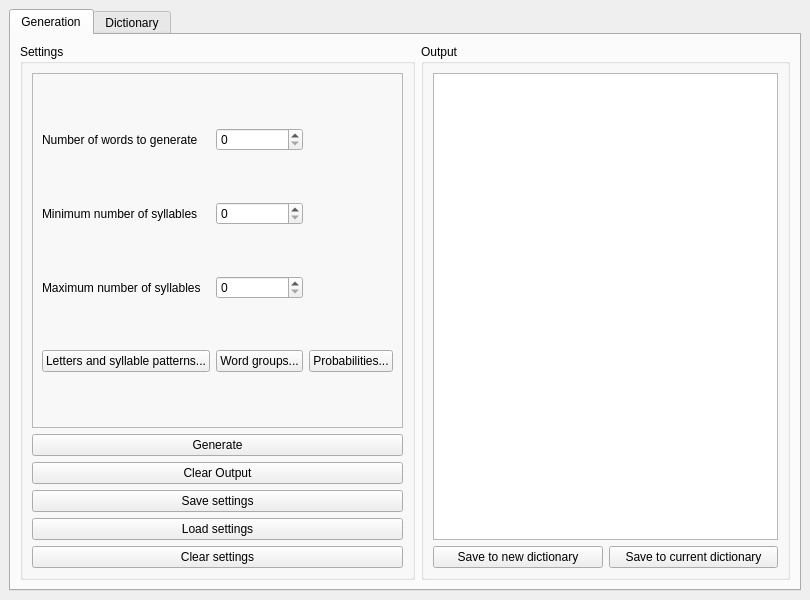
The window that forms/mainwindow.ui (maelm-Epita/Noupharen) describes before a commit, drawn with Qt 5.
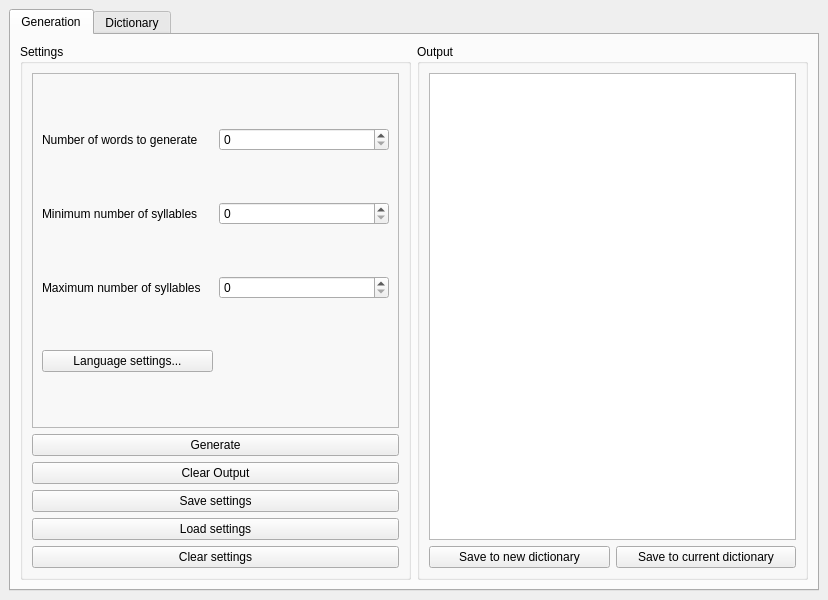
The same window after the commit. Icons and pictures are not drawn.

The edit to the form file:
```diff
--- a/forms/mainwindow.ui
+++ b/forms/mainwindow.ui
@@ -6,7 +6,7 @@
    <rect>
     <x>0</x>
     <y>0</y>
-    <width>810</width>
+    <width>828</width>
     <height>600</height>
    </rect>
   </property>
@@ -90,19 +90,8 @@
               <enum>QFrame::Shadow::Raised</enum>
              </property>
              <layout class="QGridLayout" name="gridLayout_5">
-              <item row="4" column="0">
-               <widget class="QPushButton" name="pushButton_6">
-                <property name="text">
-                 <string>Letters and syllable patterns...</string>
-                </property>
-               </widget>
-              </item>
-              <item row="1" column="0">
-               <widget class="QLabel" name="label_2">
-                <property name="text">
-                 <string>Minimum number of syllables</string>
-                </property>
-               </widget>
+              <item row="1" column="1">
+               <widget class="QSpinBox" name="minNbSSpin"/>
               </item>
               <item row="2" column="0">
                <widget class="QLabel" name="label_3">
@@ -111,6 +100,19 @@
                 </property>
                </widget>
               </item>
+              <item row="1" column="0">
+               <widget class="QLabel" name="minNbSLabel">
+                <property name="text">
+                 <string>Minimum number of syllables</string>
+                </property>
+               </widget>
+              </item>
+              <item row="0" column="1">
+               <widget class="QSpinBox" name="nbWSpin"/>
+              </item>
+              <item row="2" column="1">
+               <widget class="QSpinBox" name="maxNbSSpin"/>
+              </item>
               <item row="0" column="0">
                <widget class="QLabel" name="label">
                 <property name="text">
@@ -118,29 +120,13 @@
                 </property>
                </widget>
               </item>
-              <item row="4" column="2">
-               <widget class="QPushButton" name="pushButton_7">
+              <item row="3" column="0">
+               <widget class="QPushButton" name="langSetngsBtn">
                 <property name="text">
-                 <string>Probabilities...</string>
+                 <string>Language settings...</string>
                 </property>
                </widget>
               </item>
-              <item row="4" column="1">
-               <widget class="QPushButton" name="pushButton_8">
-                <property name="text">
-                 <string>Word groups...</string>
-                </property>
-               </widget>
-              </item>
-              <item row="2" column="1">
-               <widget class="QSpinBox" name="spinBox_3"/>
-              </item>
-              <item row="1" column="1">
-               <widget class="QSpinBox" name="spinBox_2"/>
-              </item>
-              <item row="0" column="1">
-               <widget class="QSpinBox" name="spinBox"/>
-              </item>
              </layout>
             </widget>
            </item>
```
Left out of the diff: 22 changed lines with no effect on the pictures.
